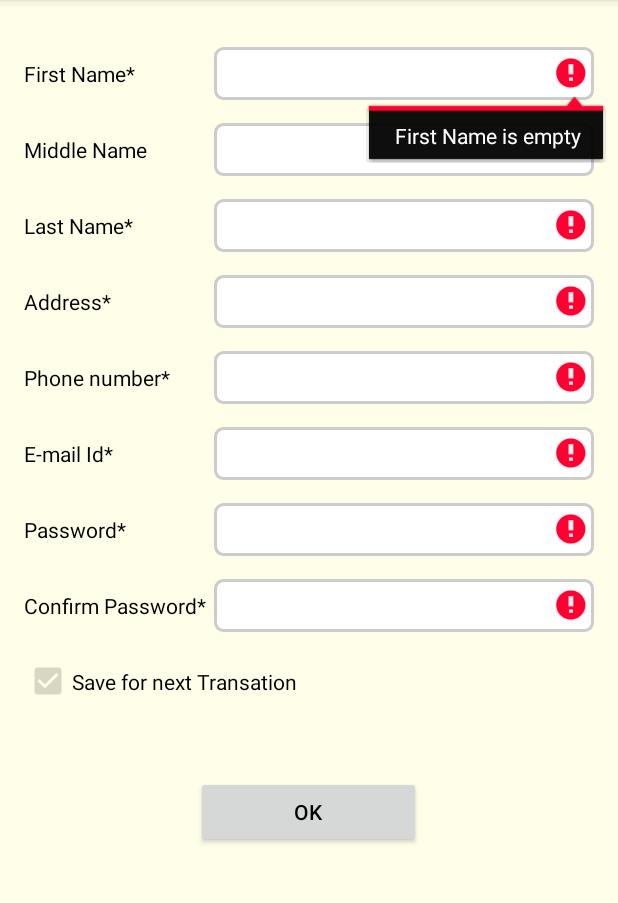
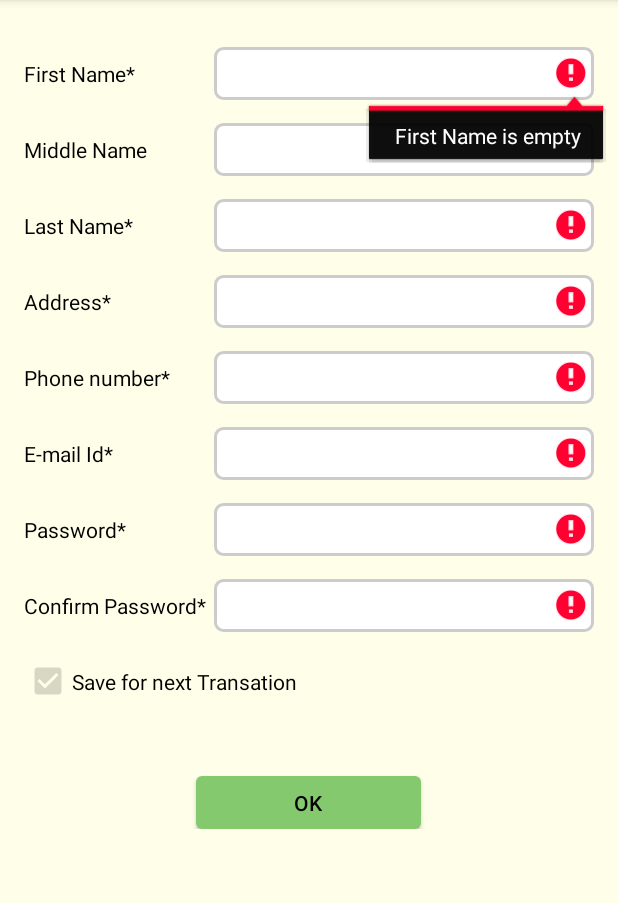
Before and after one commit to aartisoft/SecureRide_Android, an Android app: the PrimaryRegistrationActivity screen opened directly, with no data from a screen before it, after a tap on "OK", on a phone screen of 412 x 824 dp, the part 84-987 px from its top. Run offline under Robolectric (Android 15) with nearby library versions, the phone set to English and light mode, and no system bars; 1 statement that could not run was skipped.

Commit message:
Changes: Minor bug fix.

```diff
--- a/Securide/app/src/main/java/com/securide/custmer/FirstActivity.java
+++ b/Securide/app/src/main/java/com/securide/custmer/FirstActivity.java
@@ -30,10 +30,10 @@ public class FirstActivity extends FragmentActivity implements View.OnClickListe
 
         mBookRide.setOnClickListener(this);
         mRegister.setOnClickListener(this);
-        if ( SecuridePreferences.isRegistered()){
-            startActivity(new Intent(mContext, MapsActivity.class));
-            finish();
-        }
+//        if ( SecuridePreferences.isRegistered()){
+//            startActivity(new Intent(mContext, MapsActivity.class));
+//            finish();
+//        }
     }
 
     @Override
--- a/Securide/app/src/main/java/com/securide/custmer/PrimaryRegistrationActivity.java
+++ b/Securide/app/src/main/java/com/securide/custmer/PrimaryRegistrationActivity.java
@@ -48,26 +48,6 @@ public class PrimaryRegistrationActivity extends AppCompatActivity implements Vi
     public void onClick(View v) {
         switch (v.getId()){
             case R.id.next_btn:
-                if(!TextUtils.isEmpty(fname.getText())
-                        && !TextUtils.isEmpty(lname.getText())
-                        && !TextUtils.isEmpty(mAddress.getText())
-                        && !TextUtils.isEmpty(mPhoneNo.getText())
-                        && !TextUtils.isEmpty(mEmail.getText())
-                        && !TextUtils.isEmpty(mPassword.getText())
-                        && !TextUtils.isEmpty(mConfirmPassword.getText())) {
-                    SecuridePreferences.setRegistrationStatus(true);
-                    startActivity(new Intent(mContext, MapsActivity.class));
-                    finish();
-                    Toast.makeText(mContext, "Registration success", Toast.LENGTH_LONG).show();
-                } else {
-                    if(TextUtils.isEmpty(fname.getText())) fname.setError(" Field is empty");
-                    if(TextUtils.isEmpty(lname.getText())) lname.setError(" Field is empty");
-                    if(TextUtils.isEmpty(mAddress.getText())) mAddress.setError(" Field is empty");
-                    if(TextUtils.isEmpty(mPhoneNo.getText())) mPhoneNo.setError(" Field is empty");
-                    if(TextUtils.isEmpty(mEmail.getText())) mEmail.setError(" Field is empty");
-                    if(TextUtils.isEmpty(mPassword.getText())) mPassword.setError(" Field is empty");
-                    if(TextUtils.isEmpty(mConfirmPassword.getText())) mConfirmPassword.setError(" Field is empty");
-                }
                 Boolean isFormError = false;
                 if (!TextUtils.isEmpty(fname.getText())){
                     fname.setError(null);
--- a/Securide/app/src/main/res/layout/activity_cost_details.xml
+++ b/Securide/app/src/main/res/layout/activity_cost_details.xml
@@ -247,7 +247,7 @@
             <Button
                 android:id="@+id/Accept"
                 android:layout_width="@dimen/accept_button_width"
-                android:layout_height="45dp"
+                android:layout_height="@dimen/btn_heght"
                 android:background="@drawable/accept_bg_rounded"
                 android:textColor="@color/white"
                 android:textAllCaps="false"
@@ -256,7 +256,7 @@
                 android:id="@+id/Reject"
                 android:layout_marginLeft="50dp"
                 android:layout_width="@dimen/accept_button_width"
-                android:layout_height="45dp"
+                android:layout_height="@dimen/btn_heght"
                 android:textAllCaps="false"
                 android:background="@drawable/reject_bg_rounded"
                 android:textColor="@color/white"
--- a/Securide/app/src/main/res/layout/activity_primary_registration.xml
+++ b/Securide/app/src/main/res/layout/activity_primary_registration.xml
@@ -35,8 +35,8 @@
 
                     <TextView
                         android:layout_width="0dp"
+                        android:layout_height="@dimen/edittext_heght"
                         android:layout_weight="1"
-                        android:layout_height="@dimen/edittext_heght"
                         android:gravity="center_vertical"
                         android:text="First Name*"
                         android:textColor="@color/black" />
@@ -44,72 +44,14 @@
                     <EditText
                         android:id="@+id/fname"
                         android:layout_width="0dp"
-                        android:layout_weight="2"
                         android:layout_height="@dimen/edittext_heght"
                         android:layout_gravity="center_horizontal"
+                        android:layout_weight="2"
                         android:background="@drawable/edittext_box"
                         android:ems="10"
+                        android:inputType="textPersonName"
                         android:paddingLeft="@dimen/edittext_left_right_padding"
-                        android:paddingRight="@dimen/edittext_left_right_padding"
-                        android:inputType="textPersonName" />
-                </LinearLayout>
-                <LinearLayout
-                    android:layout_width="match_parent"
-                    android:layout_height="match_parent"
-                    android:layout_marginTop="15dp"
-                    android:layout_weight="0.5"
-
-                    android:gravity="center"
-                    android:orientation="horizontal">
-
-                    <TextView
-                        android:layout_width="0dp"
-                        android:layout_weight="1"
-                        android:layout_height="@dimen/edittext_heght"
-                        android:gravity="center_vertical"
-                        android:text="Middle Name"
-                        android:textColor="@color/black" />
-
-                    <EditText
-                        android:id="@+id/middleName"
-                        android:layout_width="0dp"
-                        android:layout_weight="2"
-                        android:layout_height="@dimen/edittext_heght"
-                        android:layout_gravity="center_horizontal"
-                        android:background="@drawable/edittext_box"
-                        android:ems="10"
-                        android:paddingLeft="@dimen/edittext_left_right_padding"
-                        android:paddingRight="@dimen/edittext_left_right_padding"
-                        android:inputType="textPersonName" />
-                </LinearLayout>
-                <LinearLayout
-                    android:layout_width="match_parent"
-                    android:layout_height="match_parent"
-                    android:layout_marginTop="15dp"
-                    android:layout_weight="0.5"
-
-                    android:gravity="center"
-                    android:orientation="horizontal">
-
-                    <TextView
-                        android:layout_width="0dp"
-                        android:layout_weight="1"
-                        android:layout_height="@dimen/edittext_heght"
-                        android:gravity="center_vertical"
-                        android:text="Last Name*"
-                        android:textColor="@color/black" />
-
-                    <EditText
-                        android:id="@+id/lname"
-                        android:layout_width="0dp"
-                        android:layout_weight="2"
-                        android:layout_height="@dimen/edittext_heght"
-                        android:layout_gravity="center_horizontal"
-                        android:background="@drawable/edittext_box"
-                        android:ems="10"
-                        android:paddingLeft="@dimen/edittext_left_right_padding"
-                        android:paddingRight="@dimen/edittext_left_right_padding"
-                        android:inputType="textPersonName" />
+                        android:paddingRight="@dimen/edittext_left_right_padding" />
                 </LinearLayout>
 
                 <LinearLayout
@@ -123,23 +65,23 @@
 
                     <TextView
                         android:layout_width="0dp"
+                        android:layout_height="@dimen/edittext_heght"
                         android:layout_weight="1"
-                        android:layout_height="@dimen/edittext_heght"
                         android:gravity="center_vertical"
-                        android:text="Address*"
+                        android:text="Middle Name"
                         android:textColor="@color/black" />
 
                     <EditText
-                        android:id="@+id/address"
+                        android:id="@+id/middleName"
                         android:layout_width="0dp"
-                        android:layout_weight="2"
                         android:layout_height="@dimen/edittext_heght"
                         android:layout_gravity="center_horizontal"
+                        android:layout_weight="2"
                         android:background="@drawable/edittext_box"
                         android:ems="10"
+                        android:inputType="textPersonName"
                         android:paddingLeft="@dimen/edittext_left_right_padding"
-                        android:paddingRight="@dimen/edittext_left_right_padding"
-                        android:inputType="textPostalAddress" />
+                        android:paddingRight="@dimen/edittext_left_right_padding" />
                 </LinearLayout>
 
                 <LinearLayout
@@ -153,8 +95,68 @@
 
                     <TextView
                         android:layout_width="0dp"
+                        android:layout_height="@dimen/edittext_heght"
                         android:layout_weight="1"
+                        android:gravity="center_vertical"
+                        android:text="Last Name*"
+                        android:textColor="@color/black" />
+
+                    <EditText
+                        android:id="@+id/lname"
+                        android:layout_width="0dp"
                         android:layout_height="@dimen/edittext_heght"
+                        android:layout_gravity="center_horizontal"
+                        android:layout_weight="2"
+                        android:background="@drawable/edittext_box"
+                        android:ems="10"
+                        android:inputType="textPersonName"
+                        android:paddingLeft="@dimen/edittext_left_right_padding"
+                        android:paddingRight="@dimen/edittext_left_right_padding" />
+                </LinearLayout>
+
+                <LinearLayout
+                    android:layout_width="match_parent"
+                    android:layout_height="match_parent"
+                    android:layout_marginTop="15dp"
+                    android:layout_weight="0.5"
+
+                    android:gravity="center"
+                    android:orientation="horizontal">
+
+                    <TextView
+                        android:layout_width="0dp"
+                        android:layout_height="@dimen/edittext_heght"
+                        android:layout_weight="1"
+                        android:gravity="center_vertical"
+                        android:text="Address*"
+                        android:textColor="@color/black" />
+
+                    <EditText
+                        android:id="@+id/address"
+                        android:layout_width="0dp"
+                        android:layout_height="@dimen/edittext_heght"
+                        android:layout_gravity="center_horizontal"
+                        android:layout_weight="2"
+                        android:background="@drawable/edittext_box"
+                        android:ems="10"
+                        android:inputType="textPostalAddress"
+                        android:paddingLeft="@dimen/edittext_left_right_padding"
+                        android:paddingRight="@dimen/edittext_left_right_padding" />
+                </LinearLayout>
+
+                <LinearLayout
+                    android:layout_width="match_parent"
+                    android:layout_height="match_parent"
+                    android:layout_marginTop="15dp"
+                    android:layout_weight="0.5"
+
+                    android:gravity="center"
+                    android:orientation="horizontal">
+
+                    <TextView
+                        android:layout_width="0dp"
+                        android:layout_height="@dimen/edittext_heght"
+                        android:layout_weight="1"
                         android:gravity="center_vertical"
                         android:text="Phone number*"
                         android:textColor="@color/black" />
@@ -162,15 +164,15 @@
                     <EditText
                         android:id="@+id/phno"
                         android:layout_width="0dp"
-                        android:layout_weight="2"
                         android:layout_height="@dimen/edittext_heght"
                         android:layout_gravity="center_horizontal"
+                        android:layout_weight="2"
                         android:background="@drawable/edittext_box"
                         android:ems="10"
+                        android:inputType="phone"
+                        android:maxLength="8"
                         android:paddingLeft="@dimen/edittext_left_right_padding"
-                        android:paddingRight="@dimen/edittext_left_right_padding"
-                        android:inputType="phone"
-                        android:maxLength="8" />
+                        android:paddingRight="@dimen/edittext_left_right_padding" />
                 </LinearLayout>
 
                 <LinearLayout
@@ -184,8 +186,8 @@
 
                     <TextView
                         android:layout_width="0dp"
+                        android:layout_height="@dimen/edittext_heght"
                         android:layout_weight="1"
-                        android:layout_height="@dimen/edittext_heght"
                         android:gravity="center_vertical"
                         android:text="E-mail Id*"
                         android:textColor="@color/black" />
@@ -193,14 +195,14 @@
                     <EditText
                         android:id="@+id/email"
                         android:layout_width="0dp"
-                        android:layout_weight="2"
                         android:layout_height="@dimen/edittext_heght"
                         android:layout_gravity="center_horizontal"
+                        android:layout_weight="2"
                         android:background="@drawable/edittext_box"
                         android:ems="10"
+                        android:inputType="textEmailAddress"
                         android:paddingLeft="@dimen/edittext_left_right_padding"
-                        android:paddingRight="@dimen/edittext_left_right_padding"
-                        android:inputType="textEmailAddress" />
+                        android:paddingRight="@dimen/edittext_left_right_padding" />
                 </LinearLayout>
 
                 <LinearLayout
@@ -214,8 +216,8 @@
 
                     <TextView
                         android:layout_width="0dp"
+                        android:layout_height="@dimen/edittext_heght"
                         android:layout_weight="1"
-                        android:layout_height="@dimen/edittext_heght"
                         android:gravity="center_vertical"
                         android:text="Password*"
                         android:textColor="@color/black" />
@@ -223,14 +225,14 @@
                     <EditText
                         android:id="@+id/password"
                         android:layout_width="0dp"
-                        android:layout_weight="2"
                         android:layout_height="@dimen/edittext_heght"
                         android:layout_gravity="center_horizontal"
+                        android:layout_weight="2"
                         android:background="@drawable/edittext_box"
                         android:ems="10"
+                        android:inputType="textPassword"
                         android:paddingLeft="@dimen/edittext_left_right_padding"
-                        android:paddingRight="@dimen/edittext_left_right_padding"
-                        android:inputType="textPassword" />
+                        android:paddingRight="@dimen/edittext_left_right_padding" />
                 </LinearLayout>
 
                 <LinearLayout
@@ -244,22 +246,22 @@
                     <TextView
                         android:layout_width="0dp"
                         android:layout_height="@dimen/edittext_heght"
+                        android:layout_weight="1"
                         android:gravity="center_vertical"
-                        android:layout_weight="1"
                         android:text="Confirm Password*"
                         android:textColor="@color/black" />
 
                     <EditText
                         android:id="@+id/confirm_password"
                         android:layout_width="0dp"
-                        android:layout_weight="2"
                         android:layout_height="@dimen/edittext_heght"
                         android:layout_gravity="center_horizontal"
+                        android:layout_weight="2"
                         android:background="@drawable/edittext_box"
                         android:ems="10"
+                        android:inputType="textPassword"
                         android:paddingLeft="@dimen/edittext_left_right_padding"
-                        android:paddingRight="@dimen/edittext_left_right_padding"
-                        android:inputType="textPassword" />
+                        android:paddingRight="@dimen/edittext_left_right_padding" />
                 </LinearLayout>
 
                 <LinearLayout
@@ -289,9 +291,10 @@
         <Button
             android:id="@+id/next_btn"
             android:layout_width="150dp"
-            android:layout_height="wrap_content"
+            android:layout_height="@dimen/btn_heght"
             android:layout_gravity="bottom|center"
             android:layout_marginTop="45dp"
+            android:background="@drawable/accept_bg_rounded"
             android:text="OK"
             android:textColor="@color/black" />
     </LinearLayout>
--- a/Securide/app/src/main/res/values/dimens.xml
+++ b/Securide/app/src/main/res/values/dimens.xml
@@ -13,6 +13,7 @@
 
     <dimen name="left_right_margin">15dp</dimen>
 
+    <dimen name="btn_heght">35dp</dimen>
     <dimen name="edittext_heght">35dp</dimen>
     <dimen name="edittext_left_right_padding">5dp</dimen>
     <dimen name="detail_view_text_size">12sp</dimen>
```
